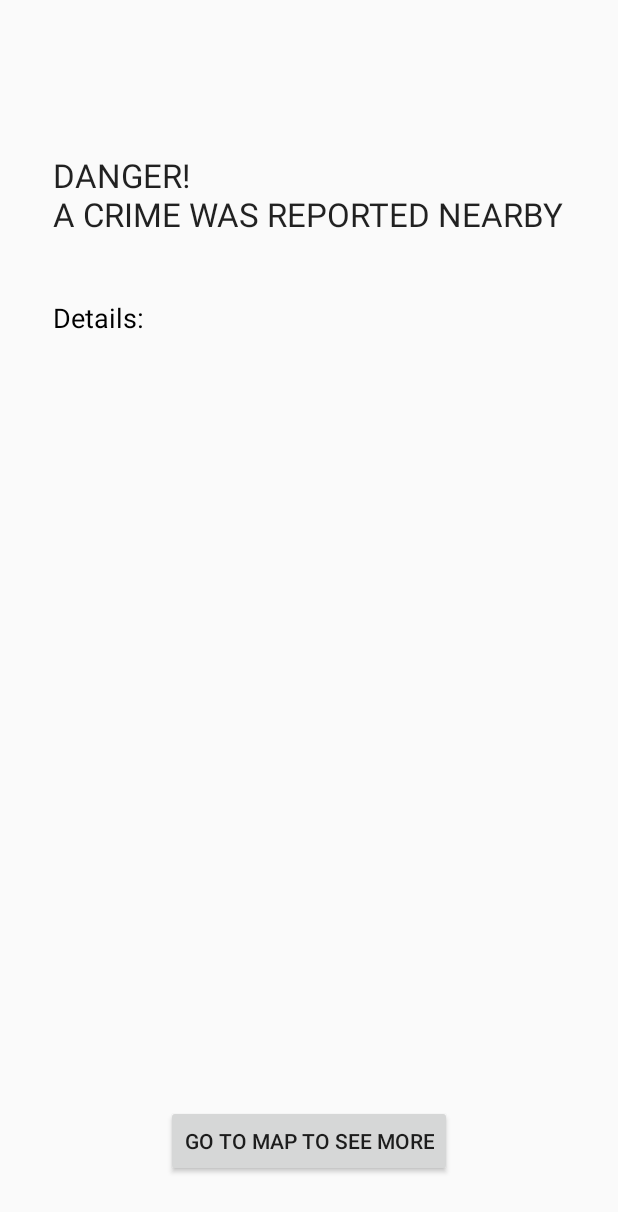
After one commit to afutter/CrimeStoppers, an Android app: the layout activity_notification_result.xml on its own in the app's theme, with its tools: preview values and no code run, on a phone screen of 412 x 824 dp. The commit adds this screen. Shown: the top 1212 px of the screen. Run offline under Robolectric (Android 15) with nearby library versions, the phone set to English and light mode, and no system bars.

```diff
--- /dev/null
+++ b/app/src/main/res/layout/activity_notification_result.xml
@@ -0,0 +1,35 @@
+<?xml version="1.0" encoding="utf-8"?>
+<RelativeLayout xmlns:android="http://schemas.android.com/apk/res/android"
+    android:orientation="vertical" android:layout_width="match_parent"
+    android:layout_height="match_parent">
+
+    <TextView
+        android:layout_width="wrap_content"
+        android:layout_height="wrap_content"
+        android:textAppearance="?android:attr/textAppearanceLarge"
+        android:text="DANGER!\nA CRIME WAS REPORTED NEARBY"
+        android:id="@+id/header"
+        android:layout_marginTop="102dp"
+        android:layout_alignParentTop="true"
+        android:layout_centerHorizontal="true" />
+
+    <TextView
+        android:layout_width="wrap_content"
+        android:layout_height="wrap_content"
+        android:textAppearance="?android:attr/textAppearanceMedium"
+        android:text="Details:"
+        android:id="@+id/info"
+        android:textColor="#000000"
+        android:layout_below="@+id/header"
+        android:layout_alignStart="@+id/header"
+        android:layout_marginTop="42dp" />
+
+    <Button
+        android:layout_width="wrap_content"
+        android:layout_height="wrap_content"
+        android:text="Go To Map To See More"
+        android:id="@+id/toMap"
+        android:layout_alignParentBottom="true"
+        android:layout_centerHorizontal="true"
+        android:layout_marginBottom="39dp" />
+</RelativeLayout>
```
Also changed, not shown: app/src/main/java/com/example/akiva/crimestoppers/MainActivity.java (+37 -7 lines), app/src/main/java/com/example/akiva/crimestoppers/NotificationResultActivity.java (added, +38 -0 lines), app/src/main/res/drawable/ic_warning_24dp.xml (added, +9 -0 lines).
